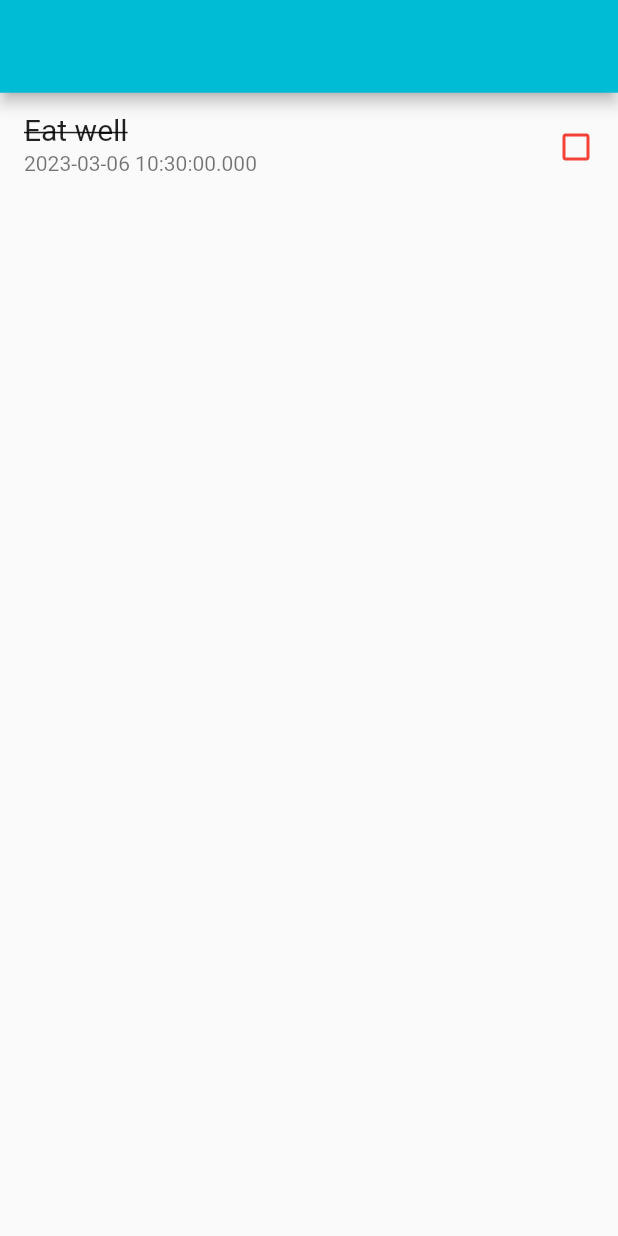
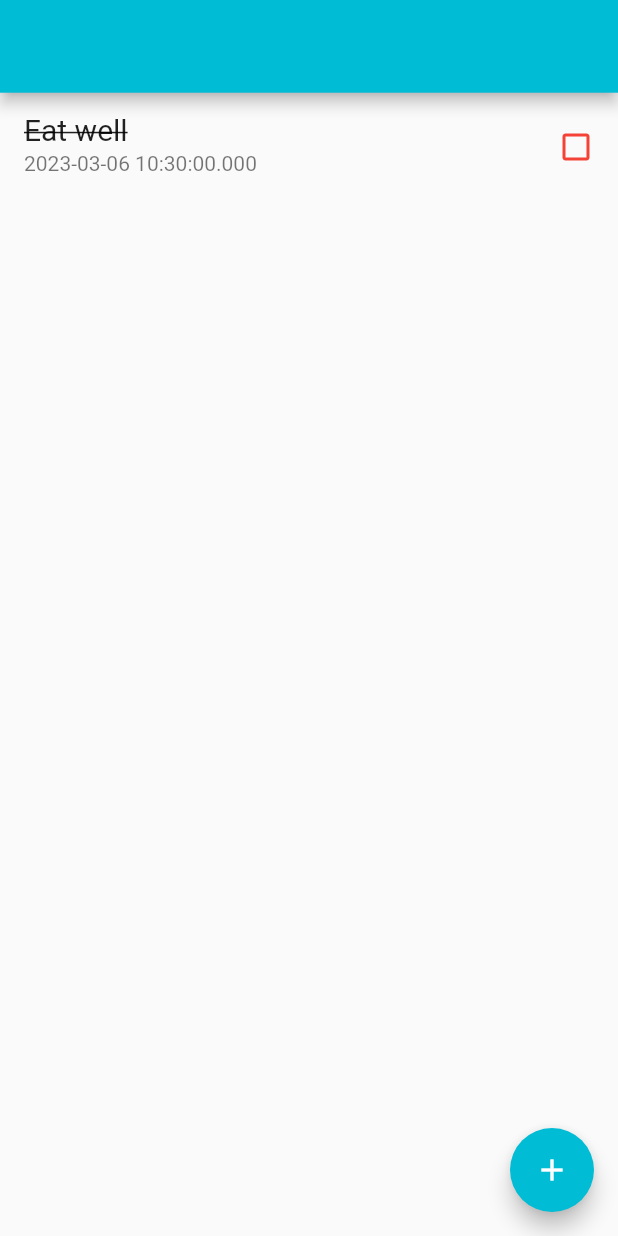
Before and after one commit to Snehau259/taskly-flutter, a Flutter app: the screen it shows after launch, on a phone screen of 412 x 824 dp. Run offline on Flutter 3.47's test engine with Material 2 defaults, Android fonts, the phone set to English and light mode, and no system bars.

Commit message:
add. floatingActionButton

```diff
--- a/lib/pages/home.dart
+++ b/lib/pages/home.dart
@@ -31,6 +31,11 @@ class HomeState extends State<Home> {
               color: Colors.red[500]),
         )
       ]),
+      floatingActionButton: FloatingActionButton(
+        backgroundColor: Colors.cyan,
+        onPressed: () {},
+        child: Icon(Icons.add),
+      ),
     );
   }
 }
```
